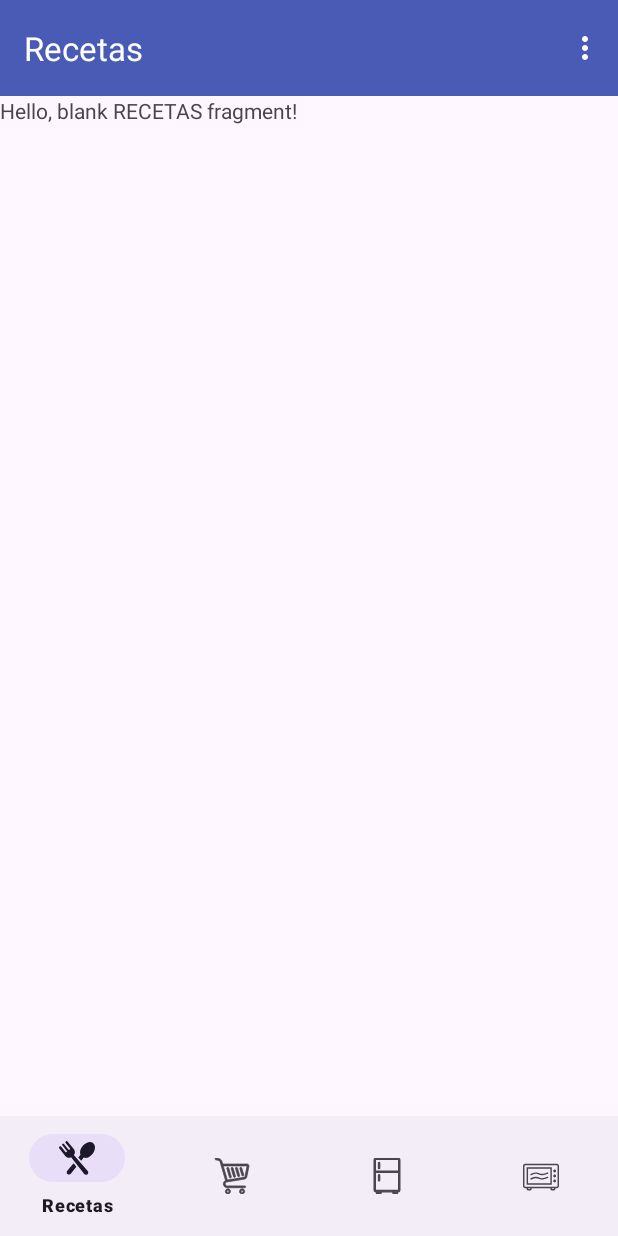
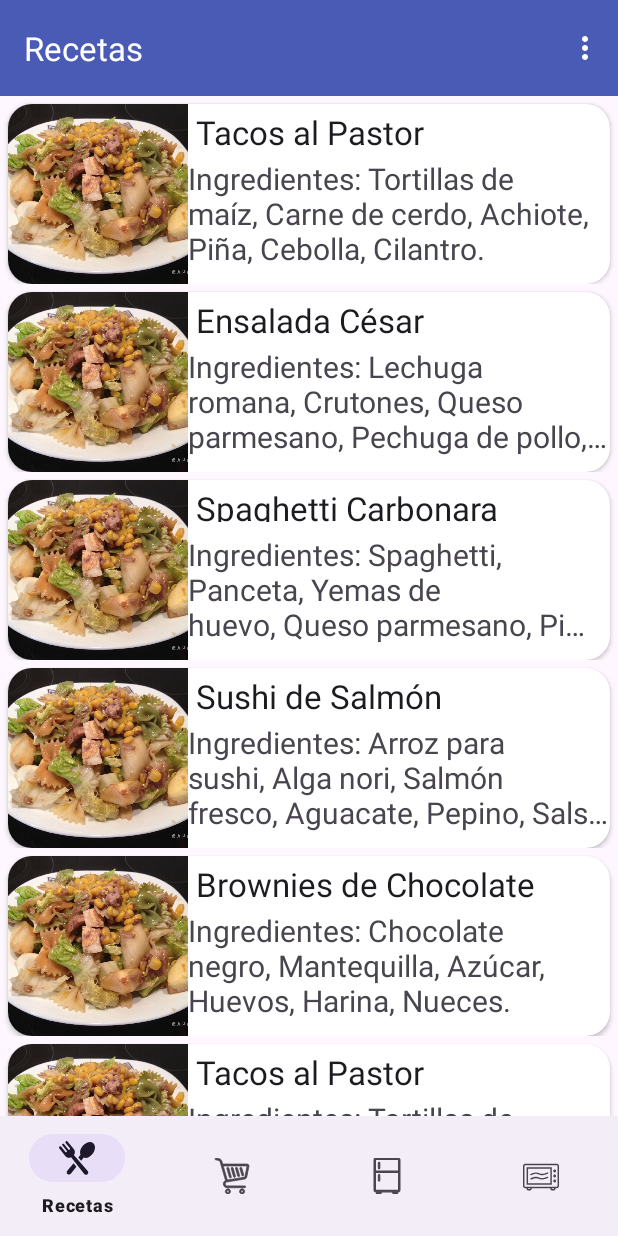
Before and after one commit to UniExtremadura/gps-project-gd-04, an Android app: the screen it shows after launch (HomeActivity), after a tap on "login", on a phone screen of 412 x 824 dp. Run offline under Robolectric (Android 15) with nearby library versions, the phone set to English and light mode, and no system bars; our stand-ins replace navigation-ui.

Commit message:
recipe list static interface

```diff
--- /dev/null
+++ b/app/src/main/java/es/unex/giis/asee/gepeto/data/RecetasPrueba.kt
@@ -0,0 +1,95 @@
+package es.unex.giis.asee.gepeto.data
+
+import es.unex.giis.asee.gepeto.model.Receta
+import es.unex.giis.asee.gepeto.R
+
+val recetasPrueba: List<Receta> = listOf(
+    Receta(
+        nombre = "Tacos al Pastor",
+        descripcion = "Tacos de cerdo marinado con especias, cocidos en un trompo y servidos con cebolla, cilantro y piña.",
+        favorita = true,
+        ingredientes = listOf("Tortillas de maíz", "Carne de cerdo", "Achiote", "Piña", "Cebolla", "Cilantro"),
+        equipamientos = listOf("Trompo para tacos", "Parrilla"),
+        imagen = R.drawable.platoejemplo,
+),
+
+    Receta(
+        nombre = "Ensalada César",
+        descripcion = "Ensalada fresca con lechuga romana, crutones, parmesano y aderezo César.",
+        favorita = false,
+        ingredientes = listOf("Lechuga romana", "Crutones", "Queso parmesano", "Pechuga de pollo", "Aderezo César"),
+        equipamientos = listOf("Tazón grande", "Sartén"),
+        imagen = R.drawable.platoejemplo,
+    ),
+
+    Receta(
+        nombre = "Spaghetti Carbonara",
+        descripcion = "Pasta italiana cocida al dente con una salsa cremosa de huevo, panceta, queso parmesano y pimienta negra.",
+        favorita = true,
+        ingredientes = listOf("Spaghetti", "Panceta", "Yemas de huevo", "Queso parmesano", "Pimienta negra"),
+        equipamientos = listOf("Olla para cocinar pasta", "Sartén") ,
+        imagen = R.drawable.platoejemplo,
+    ),
+
+    Receta(
+        nombre = "Sushi de Salmón",
+        descripcion = "Rollitos de arroz, alga nori, salmón fresco, aguacate y pepino, servidos con salsa de soja y wasabi.",
+        favorita = true,
+        ingredientes = listOf("Arroz para sushi", "Alga nori", "Salmón fresco", "Aguacate", "Pepino", "Salsa de soja", "Wasabi"),
+        equipamientos = listOf("Estera de bambú para hacer sushi", "Cuchillo afilado"),
+        imagen = R.drawable.platoejemplo,
+    ),
+
+    Receta(
+        nombre = "Brownies de Chocolate",
+        descripcion = "Deliciosos brownies de chocolate con trozos de nueces, suaves por dentro y ligeramente crujientes por fuera.",
+        favorita = true,
+        ingredientes = listOf("Chocolate negro", "Mantequilla", "Azúcar", "Huevos", "Harina", "Nueces"),
+        equipamientos = listOf("Molde para brownies", "Bol para mezclar"),
+        imagen = R.drawable.platoejemplo,
+    ),
+            Receta(
+            nombre = "Tacos al Pastor",
+    descripcion = "Tacos de cerdo marinado con especias, cocidos en un trompo y servidos con cebolla, cilantro y piña.",
+    favorita = true,
+    ingredientes = listOf("Tortillas de maíz", "Carne de cerdo", "Achiote", "Piña", "Cebolla", "Cilantro"),
+    equipamientos = listOf("Trompo para tacos", "Parrilla"),
+    imagen = R.drawable.platoejemplo,
+),
+
+Receta(
+nombre = "Ensalada César",
+descripcion = "Ensalada fresca con lechuga romana, crutones, parmesano y aderezo César.",
+favorita = false,
+ingredientes = listOf("Lechuga romana", "Crutones", "Queso parmesano", "Pechuga de pollo", "Aderezo César"),
+equipamientos = listOf("Tazón grande", "Sartén"),
+imagen = R.drawable.platoejemplo,
+),
+
+Receta(
+nombre = "Spaghetti Carbonara",
+descripcion = "Pasta italiana cocida al dente con una salsa cremosa de huevo, panceta, queso parmesano y pimienta negra.",
+favorita = true,
+ingredientes = listOf("Spaghetti", "Panceta", "Yemas de huevo", "Queso parmesano", "Pimienta negra"),
+equipamientos = listOf("Olla para cocinar pasta", "Sartén") ,
+imagen = R.drawable.platoejemplo,
+),
+
+Receta(
+nombre = "Sushi de Salmón",
+descripcion = "Rollitos de arroz, alga nori, salmón fresco, aguacate y pepino, servidos con salsa de soja y wasabi.",
+favorita = true,
+ingredientes = listOf("Arroz para sushi", "Alga nori", "Salmón fresco", "Aguacate", "Pepino", "Salsa de soja", "Wasabi", "Alga nori", "Salmón fresco", "Aguacate", "Pepino", "Salsa de soja", "Wasabi", "Alga nori", "Salmón fresco", "Aguacate", "Pepino", "Salsa de soja", "Wasabi"),
+equipamientos = listOf("Estera de bambú para hacer sushi", "Cuchillo afilado"),
+imagen = R.drawable.platoejemplo,
+),
+
+Receta(
+nombre = "Brownies de Chocolate",
+descripcion = "Deliciosos brownies de chocolate con trozos de nueces, suaves por dentro y ligeramente crujientes por fuera.",
+favorita = true,
+ingredientes = listOf("Chocolate negro", "Mantequilla", "Azúcar", "Huevos", "Harina", "Nueces", "Mantequilla", "Azúcar", "Huevos", "Harina", "Nueces", "Mantequilla", "Azúcar", "Huevos", "Harina", "Nueces"),
+equipamientos = listOf("Molde para brownies", "Bol para mezclar"),
+imagen = R.drawable.platoejemplo,
+)
+)
--- /dev/null
+++ b/app/src/main/java/es/unex/giis/asee/gepeto/model/Receta.kt
@@ -0,0 +1,20 @@
+package es.unex.giis.asee.gepeto.model
+
+import java.io.Serializable
+
+data class Receta(
+    val nombre: String,
+    val descripcion: String,
+    var favorita: Boolean,
+    val ingredientes: List<String> = emptyList(),
+    val equipamientos: List<String> = emptyList(),
+    val imagen: Int
+) : Serializable {
+    fun getIngredientes(): String {
+        return ingredientes.joinToString(
+            separator = ", ", // Delimitador entre los elementos (coma y espacio en este caso)
+            prefix = "Ingredientes: ", // Prefijo para la cadena completa
+            postfix = "." // Sufijo para la cadena completa
+        )
+    }
+}
--- /dev/null
+++ b/app/src/main/java/es/unex/giis/asee/gepeto/view/home/recetas/RecetasAdapter.kt
@@ -0,0 +1,48 @@
+package es.unex.giis.asee.gepeto.view.home.recetas
+
+import android.view.LayoutInflater
+import android.view.ViewGroup
+import androidx.recyclerview.widget.RecyclerView
+import es.unex.giis.asee.gepeto.databinding.RecetaItemListBinding
+import es.unex.giis.asee.gepeto.model.Receta
+
+class RecetasAdapter(
+    private val recetas: List<Receta>,
+    private val onClick: (receta: Receta) -> Unit,
+    private val onLongClick: (title: Receta) -> Unit
+) : RecyclerView.Adapter<RecetasAdapter.RecetaViewHolder>() {
+
+    class RecetaViewHolder(
+        private val binding: RecetaItemListBinding,
+        private val onClick: (receta: Receta) -> Unit,
+        private val onLongClick: (title: Receta) -> Unit,
+    ) : RecyclerView.ViewHolder(binding.root) {
+        fun bind(receta: Receta, totalItems: Int) {
+            with(binding) {
+                recetaNombre.text = receta.nombre
+                recetaIngredientes.text = receta.getIngredientes()
+                recetaImg.setImageResource(receta.imagen)
+                clItem.setOnClickListener {
+                    onClick(receta)
+                }
+                clItem.setOnLongClickListener {
+                    onLongClick(receta)
+                    true
+                }
+            }
+        }
+    }
+
+    override fun onCreateViewHolder(parent: ViewGroup, viewType: Int): RecetaViewHolder {
+        val binding =
+            RecetaItemListBinding.inflate(LayoutInflater.from(parent.context), parent, false)
+        return RecetaViewHolder(binding, onClick, onLongClick)
+    }
+
+    override fun getItemCount() = recetas.size
+
+    override fun onBindViewHolder(holder: RecetaViewHolder, position: Int) {
+        holder.bind(recetas[position], recetas.size)
+    }
+
+}
--- a/app/src/main/java/es/unex/giis/asee/gepeto/view/home/recetas/RecetasFragment.kt
+++ b/app/src/main/java/es/unex/giis/asee/gepeto/view/home/recetas/RecetasFragment.kt
@@ -5,7 +5,12 @@ import androidx.fragment.app.Fragment
 import android.view.LayoutInflater
 import android.view.View
 import android.view.ViewGroup
+import android.widget.Toast
+import androidx.recyclerview.widget.LinearLayoutManager
 import es.unex.giis.asee.gepeto.R
+import es.unex.giis.asee.gepeto.data.recetasPrueba
+import es.unex.giis.asee.gepeto.databinding.FragmentRecetasBinding
+import es.unex.giis.asee.gepeto.model.Receta
 
 // TODO: Rename parameter arguments, choose names that match
 // the fragment initialization parameters, e.g. ARG_ITEM_NUMBER
@@ -18,6 +23,15 @@ private const val ARG_PARAM2 = "param2"
  * create an instance of this fragment.
  */
 class RecetasFragment : Fragment() {
+    private lateinit var listener: OnShowClickListener
+    interface OnShowClickListener {
+        fun onRecetaClick(receta: Receta)
+    }
+
+    private var _binding: FragmentRecetasBinding? = null
+    private val binding get() = _binding!!
+    private lateinit var adapter: RecetasAdapter
+
     // TODO: Rename and change types of parameters
     private var param1: String? = null
     private var param2: String? = null
@@ -30,12 +44,40 @@ class RecetasFragment : Fragment() {
         }
     }
 
+
+
     override fun onCreateView(
         inflater: LayoutInflater, container: ViewGroup?,
         savedInstanceState: Bundle?
-    ): View? {
+    ): View {
         // Inflate the layout for this fragment
-        return inflater.inflate(R.layout.fragment_recetas, container, false)
+        _binding = FragmentRecetasBinding.inflate(inflater, container, false)
+        return binding.root
+    }
+
+    override fun onViewCreated(view: View, savedInstanceState: Bundle?) {
+        super.onViewCreated(view, savedInstanceState)
+        setUpRecyclerView()
+    }
+
+    private fun setUpRecyclerView() {
+        adapter = RecetasAdapter(recetas = recetasPrueba, onClick = {
+            listener.onRecetaClick(it)
+        },
+            onLongClick = {
+                Toast.makeText(context, "long click on: "+it.nombre, Toast.LENGTH_SHORT).show()
+            }
+        )
+        with(binding) {
+            rvRecetasList.layoutManager = LinearLayoutManager(context)
+            rvRecetasList.adapter = adapter
+        }
+        android.util.Log.d("RecetasFragment", "setUpRecyclerView")
+    }
+
+    override fun onDestroyView() {
+        super.onDestroyView()
+        _binding = null // avoid memory leaks
     }
 
     companion object {
--- a/app/src/main/res/layout/fragment_recetas.xml
+++ b/app/src/main/res/layout/fragment_recetas.xml
@@ -1,14 +1,19 @@
 <?xml version="1.0" encoding="utf-8"?>
-<FrameLayout xmlns:android="http://schemas.android.com/apk/res/android"
+<androidx.constraintlayout.widget.ConstraintLayout
+    xmlns:android="http://schemas.android.com/apk/res/android"
     xmlns:tools="http://schemas.android.com/tools"
+    xmlns:app="http://schemas.android.com/apk/res-auto"
     android:layout_width="match_parent"
     android:layout_height="match_parent"
     tools:context=".view.home.recetas.RecetasFragment">
 
-    <!-- TODO: Update blank fragment layout -->
-    <TextView
+    <androidx.recyclerview.widget.RecyclerView
+        android:id="@+id/rv_recetas_list"
         android:layout_width="match_parent"
         android:layout_height="match_parent"
-        android:text="Hello, blank RECETAS fragment!" />
+        app:layout_constraintBottom_toBottomOf="parent"
+        app:layout_constraintEnd_toEndOf="parent"
+        app:layout_constraintStart_toStartOf="parent"
+        app:layout_constraintTop_toTopOf="parent"/>
 
-</FrameLayout>
+</androidx.constraintlayout.widget.ConstraintLayout>
--- /dev/null
+++ b/app/src/main/res/layout/receta_item_list.xml
@@ -0,0 +1,73 @@
+<?xml version="1.0" encoding="utf-8"?>
+<androidx.constraintlayout.widget.ConstraintLayout xmlns:android="http://schemas.android.com/apk/res/android"
+    android:id="@+id/cl_item"
+    android:layout_width="match_parent"
+    android:layout_height="wrap_content"
+    xmlns:app="http://schemas.android.com/apk/res-auto">
+
+    <androidx.cardview.widget.CardView
+        android:id="@+id/cv_Item"
+        android:layout_width="match_parent"
+        android:layout_height="wrap_content"
+        app:cardCornerRadius="16dp"
+        android:layout_margin="5dp"
+        android:elevation="10dp"
+        app:layout_constraintTop_toTopOf="parent"
+        app:layout_constraintStart_toStartOf="parent">
+
+        <androidx.constraintlayout.widget.ConstraintLayout
+
+            android:layout_width="match_parent"
+            android:layout_height="match_parent"
+            android:backgroundTintMode="screen">
+
+            <ImageView
+                android:id="@+id/receta_img"
+                android:layout_width="120dp"
+                android:layout_height="120dp"
+                android:contentDescription="previsualizacion receta"
+                android:scaleType="centerCrop"
+                android:src="@drawable/platoejemplo"
+                app:layout_constraintStart_toStartOf="parent"
+                app:layout_constraintTop_toTopOf="parent" />
+
+            <TextView
+                android:id="@+id/receta_nombre"
+                android:layout_width="wrap_content"
+                android:layout_height="0dp"
+                app:layout_constraintHeight_percent="0.20"
+                android:layout_marginStart="5dp"
+                android:layout_marginTop="4dp"
+                android:text="nombre"
+                android:textAppearance="@style/TextAppearance.AppCompat.Large"
+                app:layout_constraintStart_toEndOf="@id/receta_img"
+                app:layout_constraintTop_toTopOf="@id/receta_img" />
+
+            <TextView
+                android:id="@+id/receta_ingredientes"
+                android:layout_width="0dp"
+                android:layout_height="0dp"
+                app:layout_constraintHeight_percent="0.80"
+                android:layout_marginTop="8dp"
+                android:text="Ingredientes"
+                android:textSize="20sp"
+                android:breakStrategy="balanced"
+                android:maxLines="3"
+                android:ellipsize="end"
+                app:layout_constraintStart_toEndOf="@+id/receta_img"
+                app:layout_constraintEnd_toEndOf="parent"
+                app:layout_constraintTop_toBottomOf="@+id/receta_nombre"/>
+
+
+
+
+
+
+
+
+        </androidx.constraintlayout.widget.ConstraintLayout>
+    </androidx.cardview.widget.CardView>
+
+
+
+</androidx.constraintlayout.widget.ConstraintLayout>
```
Also changed, not shown: app/src/main/res/drawable/platoejemplo.jpg (added).
